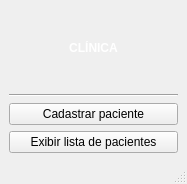
juander/Projeto_CPP, file clinica_cpp/mainwindow.ui: the form before one commit.
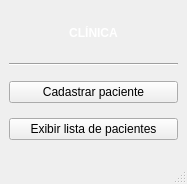
The form after the commit.

```diff
--- a/clinica_cpp/mainwindow.ui
+++ b/clinica_cpp/mainwindow.ui
@@ -17,6 +17,12 @@
    <layout class="QVBoxLayout" name="verticalLayout">
     <item>
      <widget class="QLabel" name="label">
+      <property name="maximumSize">
+       <size>
+        <width>16777215</width>
+        <height>30</height>
+       </size>
+      </property>
       <property name="styleSheet">
        <string notr="true">font: 16pt &quot;Arial&quot;;
 color: rgb(255, 255, 255);</string>
```
